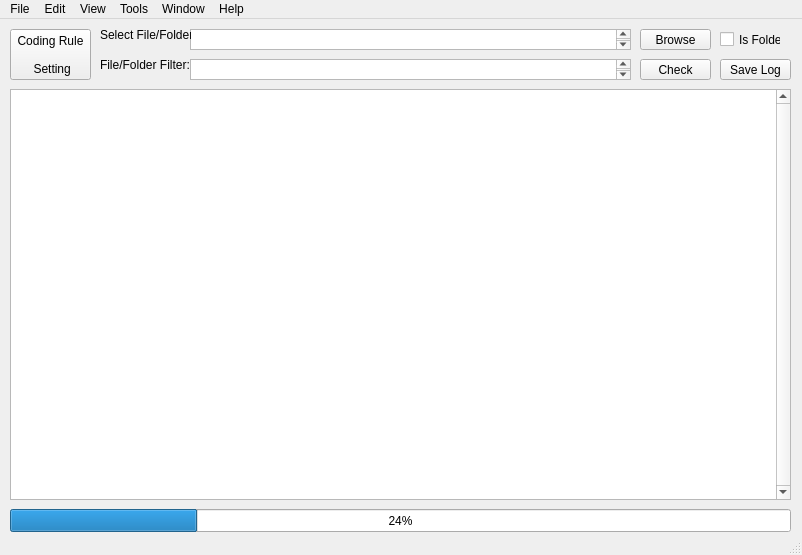
Above: checker/gui/MCUX-SDK-CodingStyleChecker.ui from JayHeng/MCU-CodingStyleChecker before the change. Below: the same form after it.
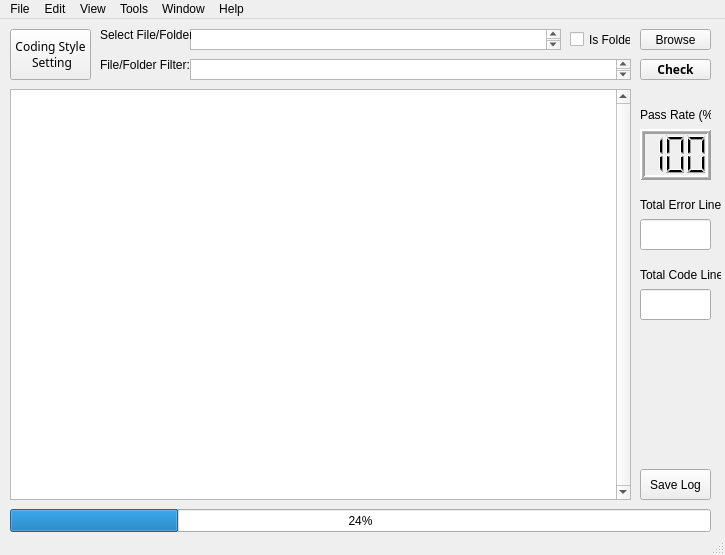
That is the form after the change.

Commit message: [Checker Tool][UI] Can show statistical info

What changed in the file:
```diff
--- a/checker/gui/MCUX-SDK-CodingStyleChecker.ui
+++ b/checker/gui/MCUX-SDK-CodingStyleChecker.ui
@@ -6,7 +6,7 @@
    <rect>
     <x>0</x>
     <y>0</y>
-    <width>802</width>
+    <width>725</width>
     <height>555</height>
    </rect>
   </property>
@@ -23,9 +23,14 @@
       <height>51</height>
      </rect>
     </property>
+    <property name="font">
+     <font>
+      <family>微软雅黑</family>
+      <pointsize>9</pointsize>
+     </font>
+    </property>
     <property name="text">
-     <string>Coding Rule 
-
+     <string>Coding Style 
  Setting</string>
     </property>
    </widget>
@@ -34,7 +39,7 @@
      <rect>
       <x>10</x>
       <y>70</y>
-      <width>781</width>
+      <width>621</width>
       <height>411</height>
      </rect>
     </property>
@@ -47,7 +52,7 @@
      <rect>
       <x>10</x>
       <y>490</y>
-      <width>781</width>
+      <width>701</width>
       <height>23</height>
      </rect>
     </property>
@@ -83,7 +88,7 @@
      <rect>
       <x>190</x>
       <y>10</y>
-      <width>441</width>
+      <width>371</width>
       <height>21</height>
      </rect>
     </property>
@@ -117,7 +122,7 @@
    <widget class="QCheckBox" name="checkBox_isFolder">
     <property name="geometry">
      <rect>
-      <x>720</x>
+      <x>570</x>
       <y>10</y>
       <width>61</width>
       <height>21</height>
@@ -136,6 +141,13 @@
       <height>21</height>
      </rect>
     </property>
+    <property name="font">
+     <font>
+      <family>微软雅黑</family>
+      <weight>75</weight>
+      <bold>true</bold>
+     </font>
+    </property>
     <property name="text">
      <string>Check</string>
     </property>
@@ -143,23 +155,110 @@
    <widget class="QPushButton" name="pushButton_saveLog">
     <property name="geometry">
      <rect>
-      <x>720</x>
-      <y>40</y>
+      <x>640</x>
+      <y>450</y>
       <width>71</width>
-      <height>21</height>
+      <height>31</height>
      </rect>
     </property>
     <property name="text">
      <string>Save Log</string>
     </property>
    </widget>
+   <widget class="QLabel" name="label_passRate">
+    <property name="geometry">
+     <rect>
+      <x>640</x>
+      <y>80</y>
+      <width>71</width>
+      <height>31</height>
+     </rect>
+    </property>
+    <property name="text">
+     <string>Pass Rate (%)</string>
+    </property>
+   </widget>
+   <widget class="QLCDNumber" name="lcdNumber_passRate">
+    <property name="geometry">
+     <rect>
+      <x>640</x>
+      <y>110</y>
+      <width>71</width>
+      <height>51</height>
+     </rect>
+    </property>
+    <property name="lineWidth">
+     <number>2</number>
+    </property>
+    <property name="midLineWidth">
+     <number>1</number>
+    </property>
+    <property name="digitCount">
+     <number>3</number>
+    </property>
+    <property name="mode">
+     <enum>QLCDNumber::Dec</enum>
+    </property>
+    <property name="value" stdset="0">
+     <double>100.000000000000000</double>
+    </property>
+   </widget>
+   <widget class="QLabel" name="label_totalErrorLines">
+    <property name="geometry">
+     <rect>
+      <x>640</x>
+      <y>170</y>
+      <width>81</width>
+      <height>31</height>
+     </rect>
+    </property>
+    <property name="text">
+     <string>Total Error Lines</string>
+    </property>
+   </widget>
+   <widget class="QLabel" name="label_totalCodeLines">
+    <property name="geometry">
+     <rect>
+      <x>640</x>
+      <y>240</y>
+      <width>81</width>
+      <height>31</height>
+     </rect>
+    </property>
+    <property name="text">
+     <string>Total Code Lines</string>
+    </property>
+   </widget>
+   <widget class="QLineEdit" name="lineEdit_totalCodeLines">
+    <property name="geometry">
+     <rect>
+      <x>640</x>
+      <y>270</y>
+      <width>71</width>
+      <height>31</height>
+     </rect>
+    </property>
+    <property name="text">
+     <string/>
+    </property>
+   </widget>
+   <widget class="QLineEdit" name="lineEdit_totalErrorLines">
+    <property name="geometry">
+     <rect>
+      <x>640</x>
+      <y>200</y>
+      <width>71</width>
+      <height>31</height>
+     </rect>
+    </property>
+   </widget>
   </widget>
   <widget class="QMenuBar" name="menubar">
    <property name="geometry">
     <rect>
      <x>0</x>
      <y>0</y>
-     <width>802</width>
+     <width>725</width>
      <height>21</height>
     </rect>
    </property>
```
Left out of the diff: 2 changed lines with no effect on the pictures. The commit also changes 1 other file.
